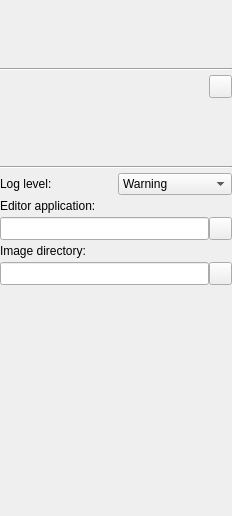
The window that PlusApp/fCal/Toolboxes/ConfigurationToolbox.ui (PlusToolkit/PlusApp) describes before a commit, drawn with Qt 5.
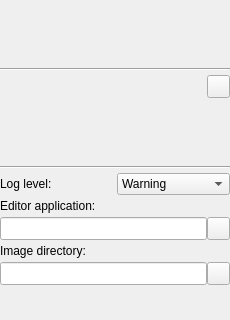
The same window after the commit. Icons and pictures are not drawn.

```diff
--- a/PlusApp/fCal/Toolboxes/ConfigurationToolbox.ui
+++ b/PlusApp/fCal/Toolboxes/ConfigurationToolbox.ui
@@ -6,8 +6,8 @@
    <rect>
     <x>0</x>
     <y>0</y>
-    <width>232</width>
-    <height>516</height>
+    <width>230</width>
+    <height>320</height>
    </rect>
   </property>
   <property name="sizePolicy">
@@ -18,13 +18,13 @@
   </property>
   <property name="minimumSize">
    <size>
-    <width>232</width>
+    <width>230</width>
     <height>320</height>
    </size>
   </property>
   <property name="maximumSize">
    <size>
-    <width>232</width>
+    <width>230</width>
     <height>16777215</height>
    </size>
   </property>
```
